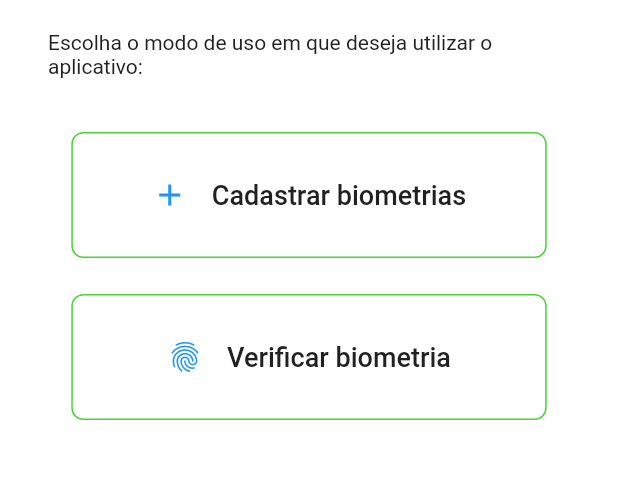
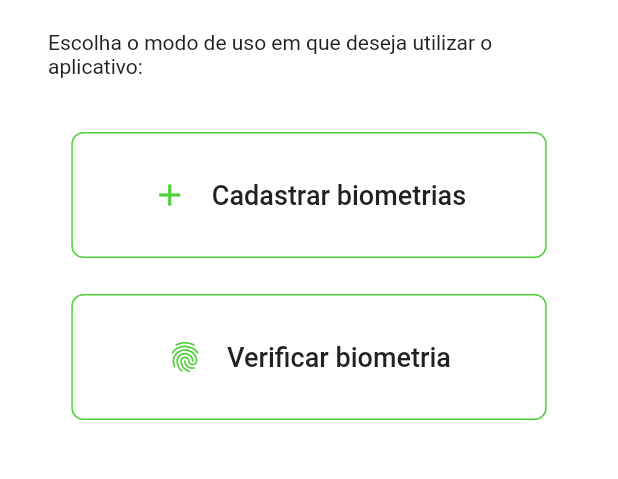
Before and after one commit to petribrn/fingerprint-sensor, a Flutter app: the screen it shows after launch, on a phone screen of 412 x 824 dp, the part 213-692 px from its top. Run offline on Flutter 3.47's test engine with Material 2 defaults, Android fonts, the phone set to English and light mode, and no system bars; our stand-ins replace flutter_secure_storage, get, persistent_bottom_nav_bar.

Commit message:
fix theme color

```diff
--- a/app/lib/core/theme/app_colors.dart
+++ b/app/lib/core/theme/app_colors.dart
@@ -3,9 +3,9 @@ import 'package:flutter/material.dart';
 abstract class AppColors {
   AppColors._();
 
-  static const bluePrimary = Color(0xFF4CD137);
-  static const bluePrimaryDark = Color.fromARGB(255, 64, 188, 45);
-  static const bluePrimaryLight = Color.fromARGB(255, 96, 221, 77);
+  static const greenPrimary = Color(0xFF4CD137);
+  static const greenPrimaryDark = Color.fromARGB(255, 64, 188, 45);
+  static const greenPrimaryLight = Color.fromARGB(255, 96, 221, 77);
 
   static const red700 = Color(0xFFD32F2F);
   static const red900 = Color(0xFFB71C1C);
--- a/app/lib/core/theme/app_theme.dart
+++ b/app/lib/core/theme/app_theme.dart
@@ -4,22 +4,23 @@ import 'app_colors.dart';
 
 ThemeData makeAppTheme() {
   return ThemeData(
-    primaryColor: AppColors.bluePrimary,
-    primaryColorDark: AppColors.bluePrimaryDark,
-    primaryColorLight: AppColors.bluePrimaryLight,
-    colorScheme: ColorScheme.fromSwatch().copyWith(secondary: AppColors.bluePrimary, error: AppColors.red700),
+    primaryColor: AppColors.greenPrimary,
+    primaryColorDark: AppColors.greenPrimaryDark,
+    primaryColorLight: AppColors.greenPrimaryLight,
+    colorScheme: ColorScheme.fromSwatch().copyWith(primary: AppColors.greenPrimary, secondary: AppColors.greenPrimary, error: AppColors.red700),
     textTheme: makeTextTheme(),
     backgroundColor: Colors.white,
     highlightColor: Colors.transparent,
     dividerTheme: const DividerThemeData(space: 0, color: AppColors.grey300),
-    floatingActionButtonTheme: const FloatingActionButtonThemeData(backgroundColor: AppColors.bluePrimary),
+    floatingActionButtonTheme: const FloatingActionButtonThemeData(backgroundColor: AppColors.greenPrimary),
     outlinedButtonTheme: OutlinedButtonThemeData(
       style: OutlinedButton.styleFrom(
-        side: const BorderSide(color: AppColors.bluePrimary),
+        side: const BorderSide(color: AppColors.greenPrimary),
         shape: RoundedRectangleBorder(borderRadius: BorderRadius.circular(8)),
       ),
     ),
     iconTheme: const IconThemeData(color: Colors.white),
+    appBarTheme: const AppBarTheme(color: AppColors.greenPrimary),
   );
 }
 
--- a/app/lib/modules/selecionar_acesso/selecionar_acesso_page.dart
+++ b/app/lib/modules/selecionar_acesso/selecionar_acesso_page.dart
@@ -52,7 +52,7 @@ class SelecionarAcessoPage extends GetView<SelecionarAcessoController> {
                 ),
                 style: ButtonStyle(
                   backgroundColor: MaterialStateProperty.all<Color?>(
-                    controller.currentMode == AccessMode.cadastro_biometria ? AppColors.bluePrimaryLight : null,
+                    controller.currentMode == AccessMode.cadastro_biometria ? AppColors.greenPrimaryLight : null,
                   ),
                 ),
               ),
@@ -79,7 +79,7 @@ class SelecionarAcessoPage extends GetView<SelecionarAcessoController> {
                 ),
                 style: ButtonStyle(
                   backgroundColor: MaterialStateProperty.all<Color?>(
-                    controller.currentMode == AccessMode.verificar_biometria ? AppColors.bluePrimaryLight : null,
+                    controller.currentMode == AccessMode.verificar_biometria ? AppColors.greenPrimaryLight : null,
                   ),
                 ),
               ),
--- a/app/lib/modules/splash/splash_screen_page.dart
+++ b/app/lib/modules/splash/splash_screen_page.dart
@@ -24,7 +24,7 @@ class SplashScreenPage extends GetView<SplashScreenController> {
           const SizedBox(height: 24),
           Obx(
             () => controller.isLoading
-                ? const CircularProgressIndicator(strokeWidth: 3, color: AppColors.bluePrimary)
+                ? const CircularProgressIndicator(strokeWidth: 3, color: AppColors.greenPrimary)
                 : Text('Bem vindo!', style: textTheme.headline6?.copyWith(fontWeight: FontWeight.w400)),
           ),
         ],
```
Also changed, not shown: app/lib/modules/home/local_utils/bottom_navigation_bar_utils.dart (+4 -4 lines).
